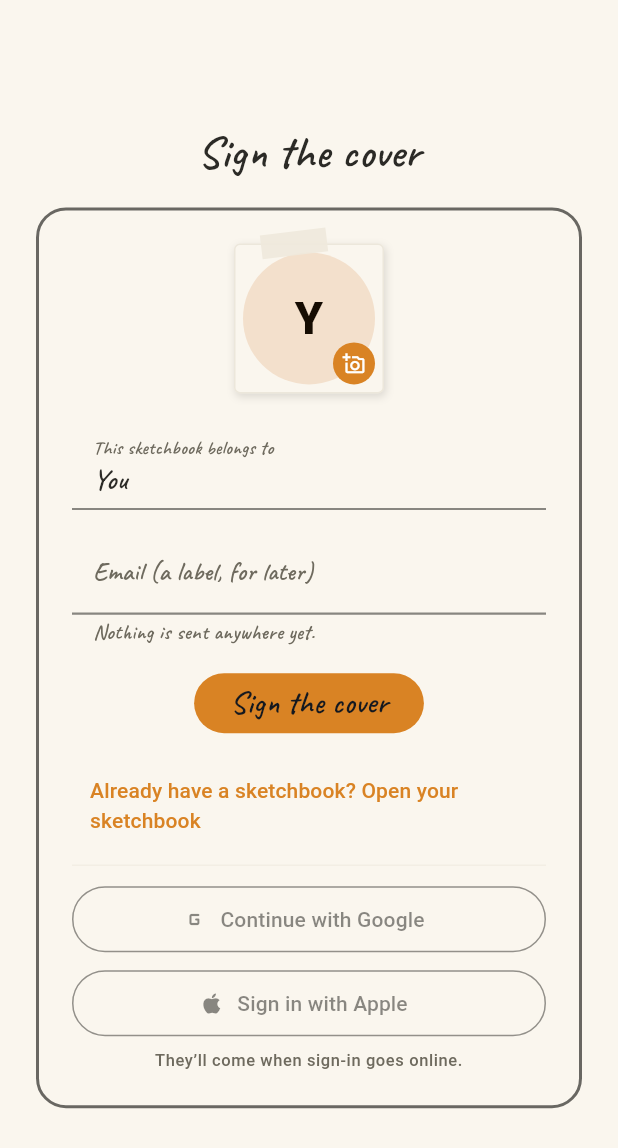
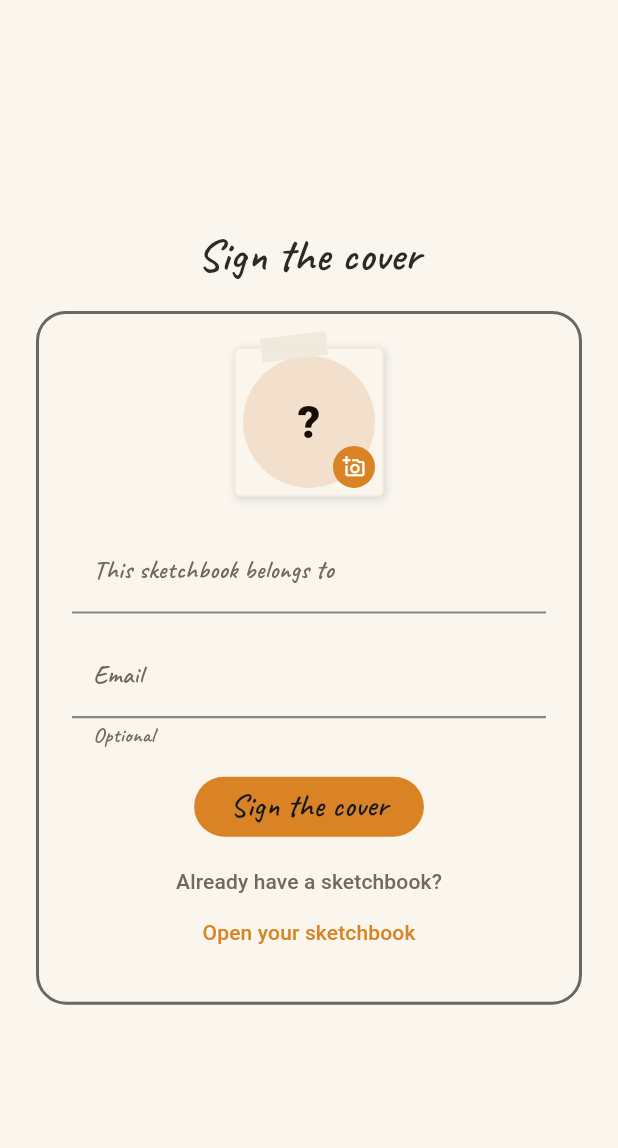
Before and after one commit to Delian21/echo-bay, a Flutter app: the SignUpScreen screen opened directly, on a phone screen of 412 x 824 dp. Shown: the top 1148 px of the screen. Run offline on Flutter 3.47's test engine with Material 3 defaults, Android fonts, the phone set to English and light mode, and no system bars; our stand-ins replace audioplayers, drift, drift_flutter, equatable, flutter_local_notifications, flutter_secure_storage and 7 more; missing offline and left inert: blurhash_dart, dart:js_interop, record; accounts and stored records are empty; generated files the repository leaves out were written again.

Commit message:
Make the cover's optional field optional, and stop pretending sign-in works
The email label stays (sign-in matches and the boot gate reads it) but now
says Optional; the name field starts empty with You as its hint and still
saves You when blank. Google and Apple hide behind kShowSocialSignIn, the
dead note goes with them, and Open your sketchbook is now the only orange
link under a plain Already have a sketchbook?.

In dark the washi tape is tinted off the surface container so it no longer
disappears against near-black.

🤖 Generated with Codebuff
Co-Authored-By: Codebuff <noreply@codebuff.com>

```diff
--- a/lib/core/auth/auth_screens.dart
+++ b/lib/core/auth/auth_screens.dart
@@ -17,6 +17,11 @@ import 'auth_repository.dart';
 ///
 /// No widget here touches drift: the screens talk to AuthRepository and
 /// ProfileController only.
+
+/// Social sign-in is wired to nothing yet — the provider rows are real
+/// buttons with no backend, so they stay hidden rather than lying. Flip
+/// this to true once AuthRepository can take a provider token.
+const bool kShowSocialSignIn = false;
 
 /// Which auth screen a gate should open with. A device whose cover was
 /// ever signed (surviving sign-out) opens an existing sketchbook; a
@@ -99,8 +104,8 @@ class _InkCard extends StatelessWidget {
 }
 
 /// The two provider buttons, in their official wording — themed around
-/// (paper/ink) but never renamed. They cannot work without a backend,
-/// so they are honestly disabled with a small note. Nothing here fakes
+/// (paper/ink) but never renamed. They cannot work without a backend, so
+/// they are rendered only behind [kShowSocialSignIn]; nothing here fakes
 /// a provider.
 class _ProviderButtons extends StatelessWidget {
   const _ProviderButtons();
@@ -133,20 +138,12 @@ class _ProviderButtons extends StatelessWidget {
         themed(Icons.g_mobiledata_rounded, 'Continue with Google'),
         const SizedBox(height: 8),
         themed(Icons.apple_rounded, 'Sign in with Apple'),
-        const SizedBox(height: 6),
-        Text(
-          'They\u2019ll come when sign-in goes online.',
-          textAlign: TextAlign.center,
-          style: theme.textTheme.labelSmall?.copyWith(
-            color: theme.colorScheme.onSurfaceVariant,
-          ),
-        ),
       ],
     );
   }
 }
 
-/// Shared form scaffold: handwritten heading, inked card, email field.
+/// Shared form scaffold: handwritten heading, inked card.
 class _AuthScaffold extends StatelessWidget {
   const _AuthScaffold({required this.title, required this.children});
 
@@ -198,6 +195,7 @@ class _RuledField extends StatelessWidget {
   const _RuledField({
     required this.controller,
     required this.label,
+    this.hint,
     this.helper,
     this.keyboardType,
     this.onChanged,
@@ -205,6 +203,9 @@ class _RuledField extends StatelessWidget {
 
   final TextEditingController controller;
   final String label;
+
+  /// Placeholder shown while the field is empty — a prompt, not a value.
+  final String? hint;
   final String? helper;
   final TextInputType? keyboardType;
   final ValueChanged<String>? onChanged;
@@ -236,6 +237,16 @@ class _RuledField extends StatelessWidget {
                 color: theme.colorScheme.onSurfaceVariant,
               )
             : null,
+        hintText: hint,
+        hintStyle: useInk
+            ? kHandwrittenTextStyle.copyWith(
+                fontSize: 19,
+                color: theme.colorScheme.onSurfaceVariant
+                    .withValues(alpha: 0.75),
+              )
+            : theme.textTheme.bodyMedium?.copyWith(
+                color: theme.colorScheme.onSurfaceVariant,
+              ),
         helperText: helper,
         helperStyle: useInk
             ? kHandwrittenTextStyle.copyWith(
@@ -274,9 +285,7 @@ class _TapedPolaroid extends StatelessWidget {
           decoration: BoxDecoration(
             color: theme.colorScheme.surface,
             borderRadius: BorderRadius.circular(4),
-            border: Border.all(
-              color: theme.colorScheme.outline.withValues(alpha: 0.4),
-            ),
+            border: Border.all(color: context.borderPlain), // 1px
             boxShadow: [
               BoxShadow(
                 color: theme.colorScheme.shadow.withValues(alpha: 0.12),
@@ -287,7 +296,9 @@ class _TapedPolaroid extends StatelessWidget {
           ),
           child: child,
         ),
-        // Paper tape, laid slightly askew.
+        // Paper tape, laid slightly askew. In dark mode the container
+        // tone sits too close to the surface to see, so lift it with a
+        // touch of the chalk foreground.
         Positioned(
           top: -8,
           left: 18,
@@ -296,7 +307,12 @@ class _TapedPolaroid extends StatelessWidget {
             child: Container(
               width: 44,
               height: 16,
-              color: theme.colorScheme.surfaceContainerHighest
+              color: theme.brightness == Brightness.dark
+                  ? Color.alphaBlend(
+                      theme.colorScheme.onSurface.withValues(alpha: 0.18),
+                      theme.colorScheme.surfaceContainerHighest,
+                    )
+                  : theme.colorScheme.surfaceContainerHighest
                       .withValues(alpha: 0.9),
             ),
           ),
@@ -306,9 +322,10 @@ class _TapedPolaroid extends StatelessWidget {
   }
 }
 
-/// Sign the cover — creates the local profile. When reached from the
-/// first-run flow, name/avatar were already chosen in the setup step;
-/// they're shown pre-filled to confirm, and only the email label is new.
+/// Sign the cover — creates the local profile. The name field is empty
+/// with "You" as its placeholder; a name actually chosen in onboarding is
+/// carried in, and an empty answer still saves as "You". The email is an
+/// optional label for the local sign-in.
 class SignUpScreen extends StatefulWidget {
   const SignUpScreen({super.key, required this.comesFromOnboarding});
 
@@ -322,9 +339,7 @@ class _SignUpScreenState extends State<SignUpScreen> {
   late final ProfileController? _profile =
       sl.isRegistered<ProfileController>() ? sl<ProfileController>() : null;
 
-  late final TextEditingController _name = TextEditingController(
-    text: _profile?.profile.displayName ?? '',
-  );
+  late final TextEditingController _name = TextEditingController();
   late final TextEditingController _email = TextEditingController();
   String? _error;
   bool _busy = false;
@@ -339,6 +354,13 @@ class _SignUpScreenState extends State<SignUpScreen> {
   void initState() {
     super.initState();
     _avatarPath = _profile?.profile.avatarPath;
+    // "You" is the placeholder, not a value: never prefill the field with
+    // it. A real name chosen during onboarding is carried in, so that
+    // step's work is not thrown away on submit.
+    final stored = _profile?.profile.displayName ?? '';
+    if (widget.comesFromOnboarding && stored.isNotEmpty && stored != 'You') {
+      _name.text = stored;
+    }
   }
 
   Future<void> _pickAvatar() async {
@@ -373,11 +395,9 @@ class _SignUpScreenState extends State<SignUpScreen> {
   }
 
   Future<void> _submit() async {
-    final name = _name.text.trim();
-    if (name.isEmpty) {
-      setState(() => _error = 'Every sketchbook has a name on the cover.');
-      return;
-    }
+    // An empty cover still gets a name: the placeholder stands in.
+    final typed = _name.text.trim();
+    final name = typed.isEmpty ? 'You' : typed;
     final auth = sl.isRegistered<AuthRepository>() ? sl<AuthRepository>() : null;
     if (auth == null) return;
     setState(() {
@@ -446,13 +466,14 @@ class _SignUpScreenState extends State<SignUpScreen> {
         _RuledField(
           controller: _name,
           label: 'This sketchbook belongs to',
+          hint: 'You',
           onChanged: (_) => setState(() {}), // initials keep up
         ),
         const SizedBox(height: 12),
         _RuledField(
           controller: _email,
-          label: 'Email (a label, for later)',
-          helper: 'Nothing is sent anywhere yet.',
+          label: 'Email',
+          helper: 'Optional',
           keyboardType: TextInputType.emailAddress,
         ),
         if (_error != null) ...[
@@ -475,14 +496,30 @@ class _SignUpScreenState extends State<SignUpScreen> {
           child: Text(_busy ? 'Signing…' : 'Sign the cover'),
         ),
         const SizedBox(height: 16),
-        TextButton(
+        // Question plain, answer the only tappable thing — one link,
+        // centered, no wrapping sentence.
+        Text(
+          'Already have a sketchbook?',
+          textAlign: TextAlign.center,
+          style: theme.textTheme.labelLarge?.copyWith(
+            color: theme.colorScheme.onSurfaceVariant,
+          ),
+        ),
+        Center(
+          child: TextButton(
             onPressed: () => Navigator.of(context).push<void>(
               MaterialPageRoute<void>(builder: (_) => const SignInScreen()),
             ),
-          child: const Text('Already have a sketchbook? Open your sketchbook'),
+            style: TextButton.styleFrom(
+              foregroundColor: theme.colorScheme.primary,
             ),
+            child: const Text('Open your sketchbook'),
+          ),
+        ),
+        if (kShowSocialSignIn) ...[
           const Divider(height: 24),
           const _ProviderButtons(),
+        ],
       ],
     );
   }
@@ -624,8 +661,10 @@ class _SignInScreenState extends State<SignInScreen> {
         ),
         const SizedBox(height: 8),
         const _LostYourKeyLink(),
+        if (kShowSocialSignIn) ...[
           const Divider(height: 24),
           const _ProviderButtons(),
+        ],
       ],
     );
   }
```
Lines whose indentation alone changed are shown as unchanged.
